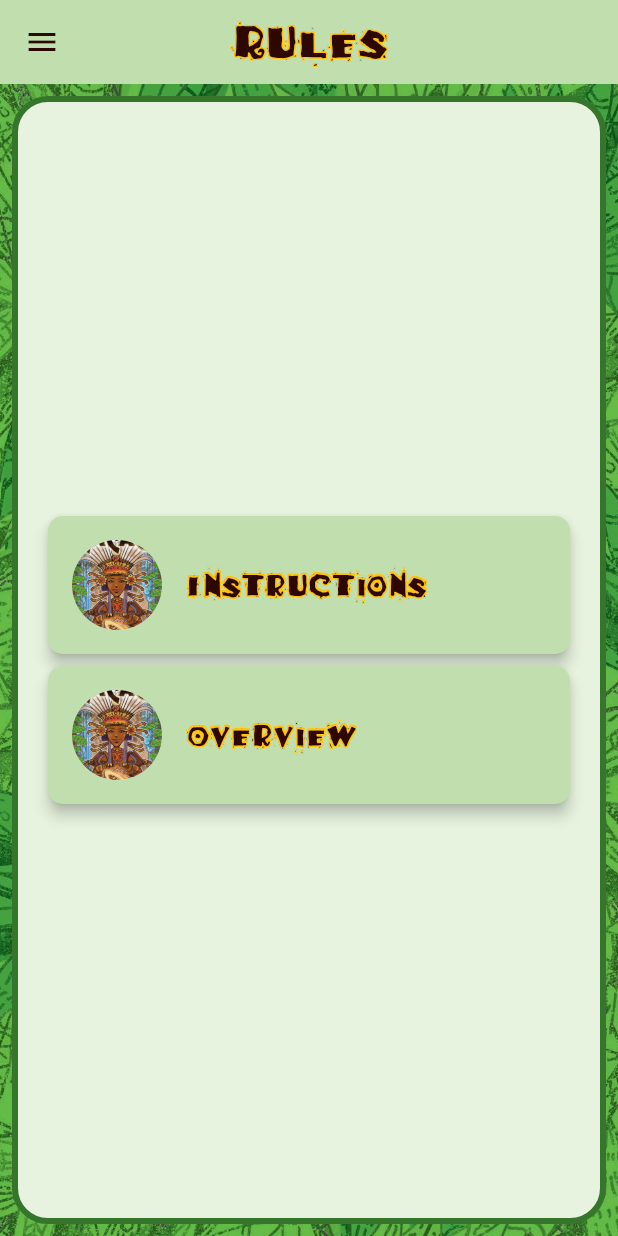
After one commit to isdabenx/cacao_boardgame_helper, a Flutter app: the RuleScreen screen opened by its route, on a phone screen of 412 x 824 dp. The commit adds this screen. Run offline on Flutter 3.47's test engine with Material 3 defaults, Android fonts, the phone set to English and light mode, and no system bars; drawn by our look-alikes of flutter_zoom_drawer; our stand-ins replace flutter_markdown, flutter_riverpod, isar, modal_bottom_sheet, shared_preferences; missing offline and left inert: dynamic_height_grid_view, syncfusion_flutter_pdfviewer; accounts and stored records are empty; generated files the repository leaves out were written again; statements that could not run were skipped.

Commit message:
feat(rule): :sparkles: add RuleScreen and RulePdfScreen for displaying game rules; update routes and assets for new functionality

```diff
--- a/lib/config/constants/assets.dart
+++ b/lib/config/constants/assets.dart
@@ -5,8 +5,11 @@ class Assets {
   static const String background = 'assets/images/background.jpg';
 
   static const String imagesTilePath = 'assets/images/tiles/';
+  static const String imagesBoardgamePath = 'assets/images/boardgames/';
 
   static const String moduleJson = 'assets/initial_data/modules.json';
   static const String tilesJson = 'assets/initial_data/tiles.json';
   static const String boardgamesJson = 'assets/initial_data/boardgames.json';
+
+  static const String boardgameCacao = '${imagesBoardgamePath}cacao.webp';
 }
--- a/lib/config/routes/app_routes.dart
+++ b/lib/config/routes/app_routes.dart
@@ -1,5 +1,6 @@
 import 'package:cacao_boardgame_helper/core/data/models/tile_model.dart';
 import 'package:cacao_boardgame_helper/features/home/presentation/screens/home_screen.dart';
+import 'package:cacao_boardgame_helper/features/rule/presentation/rule_screen.dart';
 import 'package:cacao_boardgame_helper/features/splash/presentation/screens/splash_screen.dart';
 import 'package:cacao_boardgame_helper/features/tile/presentation/screens/tile_detail_screen.dart';
 import 'package:cacao_boardgame_helper/features/tile/presentation/screens/tile_list_screen.dart';
@@ -9,11 +10,13 @@ class AppRoutes {
   static const String splash = '/';
   static const String home = '/home';
   static const String tile = '/tile';
+  static const String rule = '/rule';
   static const String tileDetail = '/tile_detail';
 
   static Map<String, WidgetBuilder> routes = {
     splash: (context) => const SplashScreen(),
     home: (context) => const HomeScreen(),
+    rule: (context) => const RuleScreen(),
     tile: (context) => const TileListScreen(),
   };
 
--- /dev/null
+++ b/lib/features/rule/presentation/rule_pdf_screen.dart
@@ -0,0 +1,18 @@
+import 'package:cacao_boardgame_helper/shared/widgets/custom_scaffold.dart';
+import 'package:flutter/material.dart';
+import 'package:syncfusion_flutter_pdfviewer/pdfviewer.dart';
+
+class RulePdfScreen extends StatelessWidget {
+  const RulePdfScreen({super.key, required this.pdfPath, required this.title});
+  final String title;
+  final String pdfPath;
+
+  @override
+  Widget build(BuildContext context) {
+    return CustomScaffold(
+      title: title,
+      showBackButton: true,
+      body: SfPdfViewer.asset(pdfPath),
+    );
+  }
+}
--- /dev/null
+++ b/lib/features/rule/presentation/rule_screen.dart
@@ -0,0 +1,98 @@
+import 'package:cacao_boardgame_helper/config/constants/assets.dart';
+import 'package:cacao_boardgame_helper/core/theme/app_colors.dart';
+import 'package:cacao_boardgame_helper/core/theme/app_text_styles.dart';
+import 'package:cacao_boardgame_helper/features/rule/presentation/rule_pdf_screen.dart';
+import 'package:cacao_boardgame_helper/shared/widgets/container_full_style_widget.dart';
+import 'package:cacao_boardgame_helper/shared/widgets/custom_scaffold.dart';
+import 'package:flutter/material.dart';
+
+class RuleScreen extends StatelessWidget {
+  const RuleScreen({super.key});
+
+  @override
+  Widget build(BuildContext context) {
+    return CustomScaffold(
+      title: 'Rules',
+      body: ContainerFullStyleWidget(
+        child: Column(
+          mainAxisAlignment: MainAxisAlignment.center,
+          crossAxisAlignment: CrossAxisAlignment.center,
+          children: [
+            GestureDetector(
+              onTap: () {
+                Navigator.push(
+                  context,
+                  MaterialPageRoute(
+                    builder: (context) => RulePdfScreen(
+                        title: 'Instructions',
+                        pdfPath: 'assets/rules/rulesEN.pdf'),
+                  ),
+                );
+              },
+              child: Card(
+                color: AppColors.greenNormal,
+                elevation: 4,
+                shape: RoundedRectangleBorder(
+                  borderRadius: BorderRadius.circular(10),
+                ),
+                child: Padding(
+                  padding: const EdgeInsets.all(16.0),
+                  child: Row(
+                    children: [
+                      CircleAvatar(
+                        backgroundImage: AssetImage(Assets.boardgameCacao),
+                        radius: 30,
+                      ),
+                      SizedBox(width: 16),
+                      Text(
+                        "Instructions",
+                        style:
+                            AppTextStyles.titleTextStyle.copyWith(fontSize: 24),
+                      ),
+                    ],
+                  ),
+                ),
+              ),
+            ),
+            GestureDetector(
+              onTap: () {
+                Navigator.push(
+                  context,
+                  MaterialPageRoute(
+                    builder: (context) => RulePdfScreen(
+                        title: 'Instructions',
+                        pdfPath: 'assets/rules/overviewTilesEN.pdf'),
+                  ),
+                );
+              },
+              child: Card(
+                color: AppColors.greenNormal,
+                elevation: 4,
+                shape: RoundedRectangleBorder(
+                  borderRadius: BorderRadius.circular(10),
+                ),
+                child: Padding(
+                  padding: const EdgeInsets.all(16.0),
+                  child: Row(
+                    children: [
+                      CircleAvatar(
+                        backgroundImage: AssetImage(Assets.boardgameCacao),
+                        radius: 30,
+                      ),
+                      SizedBox(width: 16),
+                      Text(
+                        "Overview",
+                        style:
+                            AppTextStyles.titleTextStyle.copyWith(fontSize: 24),
+                      ),
+                    ],
+                  ),
+                ),
+              ),
+            ),
+          ],
+        ),
+      ),
+    );
+  }
+}
--- a/lib/features/tile/presentation/screens/tile_detail_screen.dart
+++ b/lib/features/tile/presentation/screens/tile_detail_screen.dart
@@ -3,33 +3,23 @@ import 'package:cacao_boardgame_helper/core/data/models/tile_model.dart';
 import 'package:cacao_boardgame_helper/core/theme/app_colors.dart';
 import 'package:cacao_boardgame_helper/core/theme/app_markdown_style_sheet.dart';
 import 'package:cacao_boardgame_helper/core/theme/app_text_styles.dart';
+import 'package:cacao_boardgame_helper/shared/widgets/container_full_style_widget.dart';
 import 'package:cacao_boardgame_helper/shared/widgets/custom_scaffold.dart';
 import 'package:flutter/material.dart';
 import 'package:flutter_markdown/flutter_markdown.dart';
+import 'package:flutter_riverpod/flutter_riverpod.dart';
 
-class TileDetailScreen extends StatelessWidget {
+class TileDetailScreen extends ConsumerWidget {
   const TileDetailScreen({super.key, required this.tile});
 
   final TileModel tile;
 
   @override
-  Widget build(BuildContext context) {
+  Widget build(BuildContext context, WidgetRef ref) {
     return CustomScaffold(
       showBackButton: true,
       title: tile.typeAsString,
-      body: Container(
-        margin: const EdgeInsets.all(8.0),
-        padding: const EdgeInsets.all(16.0),
-        height: MediaQuery.of(context).size.height,
-        width: MediaQuery.of(context).size.width,
-        decoration: BoxDecoration(
-          color: AppColors.greenLight,
-          border: Border.all(
-            color: AppColors.greenDarker,
-            width: 4.0,
-          ),
-          borderRadius: BorderRadius.circular(24.0),
-        ),
+      body: ContainerFullStyleWidget(
         child: SingleChildScrollView(
           child: Column(
             crossAxisAlignment: CrossAxisAlignment.center,
--- /dev/null
+++ b/lib/shared/widgets/container_full_style_widget.dart
@@ -0,0 +1,26 @@
+import 'package:cacao_boardgame_helper/core/theme/app_colors.dart';
+import 'package:flutter/material.dart';
+
+class ContainerFullStyleWidget extends StatelessWidget {
+  const ContainerFullStyleWidget({super.key, required this.child});
+  final Widget child;
+
+  @override
+  Widget build(BuildContext context) {
+    return Container(
+      margin: const EdgeInsets.all(8.0),
+      padding: const EdgeInsets.all(16.0),
+      height: MediaQuery.of(context).size.height,
+      width: MediaQuery.of(context).size.width,
+      decoration: BoxDecoration(
+        color: AppColors.greenLight,
+        border: Border.all(
+          color: AppColors.greenDarker,
+          width: 4.0,
+        ),
+        borderRadius: BorderRadius.circular(24.0),
+      ),
+      child: child,
+    );
+  }
+}
--- a/pubspec.yaml
+++ b/pubspec.yaml
@@ -22,6 +22,7 @@ dependencies:
   modal_bottom_sheet: ^3.0.0
   path_provider: ^2.1.5
   shared_preferences: ^2.3.3
+  syncfusion_flutter_pdfviewer: ^27.1.58
 
 dev_dependencies:
   ansicolor: ^2.0.3
@@ -43,7 +44,9 @@ flutter:
     - assets/images/
     - assets/images/tiles/
     - assets/images/tiles/description/
+    - assets/images/boardgames/
     - assets/initial_data/
+    - assets/rules/
   fonts:
     - family: Burrito
       fonts:
```
Also changed, not shown: pubspec.lock, 2 other files.
